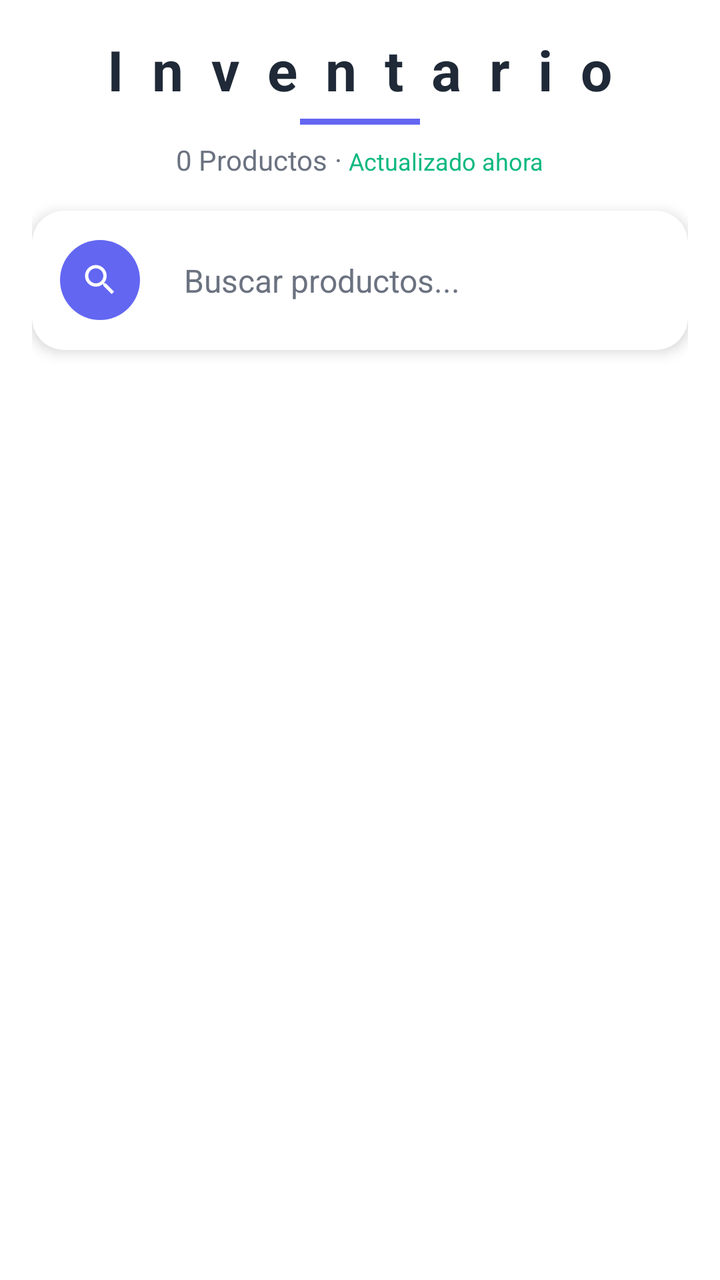
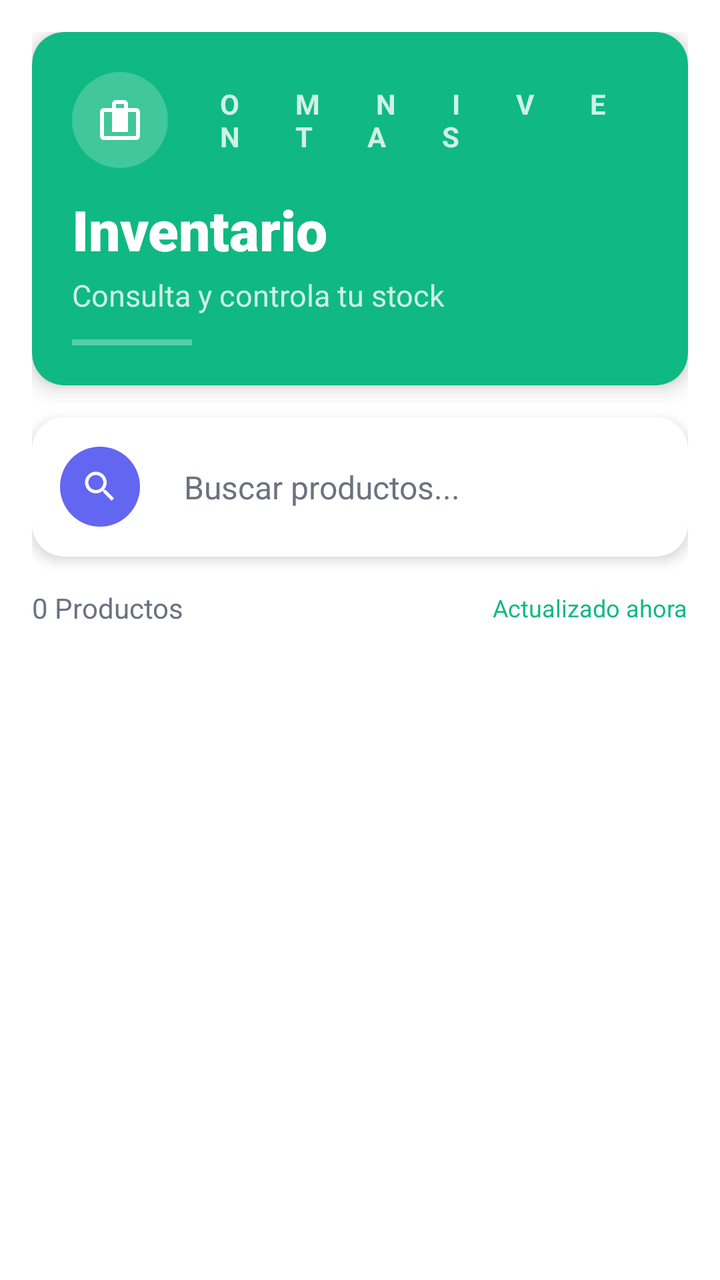

Screens rendered from an Android XML layout before and after an edit, with the pre-edit source and the edit as a unified diff.
<!-- AndroidManifest.xml: application theme Theme.OmniVentas -->
<!-- res/layout/fragment_inventario.xml -->
<?xml version="1.0" encoding="utf-8"?>
<LinearLayout xmlns:android="http://schemas.android.com/apk/res/android"
    xmlns:app="http://schemas.android.com/apk/res-auto"
    android:layout_width="match_parent"
    android:layout_height="match_parent"
    android:orientation="vertical"
    android:background="@color/white"
    android:padding="16dp">

    
    <LinearLayout
        android:layout_width="match_parent"
        android:layout_height="wrap_content"
        android:orientation="vertical"
        android:gravity="center_horizontal"
        android:layout_marginBottom="16dp">

        <TextView
            android:layout_width="wrap_content"
            android:layout_height="wrap_content"
            android:text="@string/inventario_titulo"
            android:textSize="28sp"
            android:textStyle="bold"
            android:textColor="@color/dark"
            android:fontFamily="sans-serif"
            android:letterSpacing="0.5" />

        <View
            android:layout_width="60dp"
            android:layout_height="3dp"
            android:background="@color/primary"
            android:layout_marginTop="6dp" />

        <LinearLayout
            android:layout_width="wrap_content"
            android:layout_height="wrap_content"
            android:orientation="horizontal"
            android:layout_marginTop="8dp">

            <TextView
                android:id="@+id/tv_stats_products"
                android:layout_width="wrap_content"
                android:layout_height="wrap_content"
                android:text="0 Productos"
                android:textSize="14sp"
                android:textColor="@color/gray" />

            <TextView
                android:layout_width="wrap_content"
                android:layout_height="wrap_content"
                android:text=" · "
                android:textSize="14sp"
                android:textColor="@color/gray" />

            <TextView
                android:id="@+id/tv_updated_now"
                android:layout_width="wrap_content"
                android:layout_height="wrap_content"
                android:text="Actualizado ahora"
                android:textSize="12sp"
                android:textColor="@color/success" />
        </LinearLayout>
    </LinearLayout>

    
    <com.google.android.material.card.MaterialCardView
        android:layout_width="match_parent"
        android:layout_height="wrap_content"
        app:cardCornerRadius="16dp"
        app:cardElevation="4dp"
        app:cardBackgroundColor="@color/white"
        android:layout_marginBottom="16dp">

        <LinearLayout
            android:layout_width="match_parent"
            android:layout_height="wrap_content"
            android:orientation="horizontal"
            android:padding="14dp"
            android:gravity="center_vertical">

            <FrameLayout
                android:layout_width="40dp"
                android:layout_height="40dp"
                android:background="@drawable/bg_scan">
                <ImageView
                    android:layout_width="20dp"
                    android:layout_height="20dp"
                    android:src="@drawable/ic_search"
                    android:tint="@color/white"
                    android:layout_gravity="center" />
            </FrameLayout>

            <EditText
                android:id="@+id/et_search_inventario"
                android:layout_width="0dp"
                android:layout_height="wrap_content"
                android:layout_weight="1"
                android:hint="Buscar productos..."
                android:background="@android:color/transparent"
                android:padding="10dp"
                android:textSize="16sp"
                android:textColor="@color/dark"
                android:textColorHint="@color/gray"
                android:layout_marginStart="12dp" />
        </LinearLayout>
    </com.google.android.material.card.MaterialCardView>

    
    <HorizontalScrollView
        android:layout_width="match_parent"
        android:layout_height="wrap_content"
        android:scrollbars="none"
        android:layout_marginBottom="12dp">

        <LinearLayout
            android:id="@+id/ll_filtros_categoria"
            android:layout_width="wrap_content"
            android:layout_height="wrap_content"
            android:orientation="horizontal" />
    </HorizontalScrollView>

    
    <androidx.recyclerview.widget.RecyclerView
        android:id="@+id/rv_inventario"
        android:layout_width="match_parent"
        android:layout_height="0dp"
        android:layout_weight="1"
        android:paddingHorizontal="4dp"
        android:paddingBottom="8dp"
        android:clipToPadding="false" />

    
    <TextView
        android:id="@+id/tv_inventario_vacio"
        android:layout_width="match_parent"
        android:layout_height="match_parent"
        android:text="@string/inventario_vacio"
        android:textSize="14sp"
        android:textColor="@color/gray"
        android:gravity="center"
        android:padding="32dp"
        android:visibility="gone" />

</LinearLayout>
<!-- resources referenced by this layout -->
<resources>
  <color name="dark">#1F2937</color>
  <color name="gray">#6B7280</color>
  <color name="primary">#6366F1</color>
  <color name="success">#10B981</color>
  <color name="white">#FFFFFF</color>
  <!-- drawable bg_scan (drawable) -->
  <?xml version="1.0" encoding="utf-8"?>
  <shape xmlns:android="http://schemas.android.com/apk/res/android"
      android:shape="oval">
      <solid android:color="@color/primary" />
  </shape>
  <!-- drawable ic_search (drawable) -->
  <?xml version="1.0" encoding="utf-8"?>
  <vector xmlns:android="http://schemas.android.com/apk/res/android"
      android:width="24dp"
      android:height="24dp"
      android:viewportWidth="24"
      android:viewportHeight="24">
      <path
          android:fillColor="@color/gray"
          android:pathData="M15.5,14h-0.79l-0.28,-0.27C15.41,12.59 16,11.11 16,9.5 16,5.91 13.09,3 9.5,3S3,5.91 3,9.5 5.91,16 9.5,16c1.61,0 3.09,-0.59 4.23,-1.57l0.27,0.28v0.79l5,4.99L20.49,19l-4.99,-5zM9.5,14C7.01,14 5,11.99 5,9.5S7.01,5 9.5,5 14,7.01 14,9.5 11.99,14 9.5,14z"/>
  </vector>
  <string name="inventario_titulo">Inventario</string>
  <string name="inventario_vacio">No hay productos en el inventario</string>
  <style name="Theme.OmniVentas" parent="Theme.MaterialComponents.DayNight.NoActionBar">
          <item name="colorPrimary">@color/primary</item>
          <item name="colorPrimaryVariant">@color/primary_dark</item>
          <item name="colorOnPrimary">@color/white</item>
          <item name="colorSecondary">@color/secondary</item>
          <item name="colorOnSecondary">@color/white</item>
          <item name="android:statusBarColor">@color/primary_dark</item>
          <item name="android:windowBackground">@color/light_gray</item>
          <item name="android:windowAnimationStyle">@style/Animation.Activity</item>
      </style>
  <color name="primary_dark">#4F46E5</color>
  <color name="secondary">#8B5CF6</color>
  <color name="light_gray">#F3F4F6</color>
  <style name="Animation.Activity" parent="@android:style/Animation.Activity">
          <item name="android:activityOpenEnterAnimation">@anim/fade_in</item>
          <item name="android:activityCloseExitAnimation">@anim/fade_out</item>
      </style>
</resources>

<!-- the commit's change to res/layout/fragment_inventario.xml (unified diff, before → after) -->
@@ -8,59 +8,77 @@
     android:padding="16dp">
 
     
-    <LinearLayout
+    <com.google.android.material.card.MaterialCardView
         android:layout_width="match_parent"
         android:layout_height="wrap_content"
-        android:orientation="vertical"
-        android:gravity="center_horizontal"
+        app:cardCornerRadius="16dp"
+        app:cardElevation="6dp"
+        app:cardBackgroundColor="@color/success"
         android:layout_marginBottom="16dp">
 
-        <TextView
-            android:layout_width="wrap_content"
+        <LinearLayout
+            android:layout_width="match_parent"
             android:layout_height="wrap_content"
-            android:text="@string/inventario_titulo"
-            android:textSize="28sp"
-            android:textStyle="bold"
-            android:textColor="@color/dark"
-            android:fontFamily="sans-serif"
-            android:letterSpacing="0.5" />
+            android:orientation="vertical"
+            android:padding="20dp">
 
-        <View
-            android:layout_width="60dp"
-            android:layout_height="3dp"
-            android:background="@color/primary"
-            android:layout_marginTop="6dp" />
+            <LinearLayout
+                android:layout_width="match_parent"
+                android:layout_height="wrap_content"
+                android:orientation="horizontal"
+                android:gravity="center_vertical">
 
-        <LinearLayout
-            android:layout_width="wrap_content"
-            android:layout_height="wrap_content"
-            android:orientation="horizontal"
-            android:layout_marginTop="8dp">
+                <FrameLayout
+                    android:layout_width="48dp"
+                    android:layout_height="48dp"
+                    android:background="@drawable/bg_avatar_white">
 
-            <TextView
-                android:id="@+id/tv_stats_products"
-                android:layout_width="wrap_content"
-                android:layout_height="wrap_content"
-                android:text="0 Productos"
-                android:textSize="14sp"
-                android:textColor="@color/gray" />
+                    <ImageView
+                        android:layout_width="24dp"
+                        android:layout_height="24dp"
+                        android:src="@drawable/ic_inventario"
+                        android:tint="@color/white"
+                        android:layout_gravity="center" />
+                </FrameLayout>
+
+                <TextView
+                    android:layout_width="0dp"
+                    android:layout_height="wrap_content"
+                    android:layout_weight="1"
+                    android:text="OMNIVENTAS"
+                    android:textSize="14sp"
+                    android:textStyle="bold"
+                    android:textColor="@color/white_alpha_80"
+                    android:letterSpacing="2"
+                    android:layout_marginStart="12dp" />
+            </LinearLayout>
 
             <TextView
                 android:layout_width="wrap_content"
                 android:layout_height="wrap_content"
-                android:text=" · "
-                android:textSize="14sp"
-                android:textColor="@color/gray" />
+                android:text="Inventario"
+                android:textSize="28sp"
+                android:textStyle="bold"
+                android:textColor="@color/white"
+                android:fontFamily="sans-serif-black"
+                android:layout_marginTop="12dp" />
 
             <TextView
-                android:id="@+id/tv_updated_now"
                 android:layout_width="wrap_content"
                 android:layout_height="wrap_content"
-                android:text="Actualizado ahora"
-                android:textSize="12sp"
-                android:textColor="@color/success" />
+                android:text="Consulta y controla tu stock"
+                android:textSize="15sp"
+                android:textColor="@color/white_alpha_80"
+                android:layout_marginTop="4dp" />
+
+            <View
+                android:layout_width="60dp"
+                android:layout_height="3dp"
+                android:background="@color/white"
+                android:layout_marginTop="12dp"
+                android:alpha="0.3" />
         </LinearLayout>
-    </LinearLayout>
+    </com.google.android.material.card.MaterialCardView>
 
     
     <com.google.android.material.card.MaterialCardView
@@ -106,6 +124,32 @@
     </com.google.android.material.card.MaterialCardView>
 
     
+    <LinearLayout
+        android:layout_width="match_parent"
+        android:layout_height="wrap_content"
+        android:orientation="horizontal"
+        android:gravity="center_vertical"
+        android:layout_marginBottom="12dp">
+
+        <TextView
+            android:id="@+id/tv_stats_products"
+            android:layout_width="0dp"
+            android:layout_height="wrap_content"
+            android:layout_weight="1"
+            android:text="0 Productos"
+            android:textSize="14sp"
+            android:textColor="@color/gray" />
+
+        <TextView
+            android:id="@+id/tv_updated_now"
+            android:layout_width="wrap_content"
+            android:layout_height="wrap_content"
+            android:text="Actualizado ahora"
+            android:textSize="12sp"
+            android:textColor="@color/success" />
+    </LinearLayout>
+
+    
     <HorizontalScrollView
         android:layout_width="match_parent"
         android:layout_height="wrap_content"
@@ -134,7 +178,7 @@
         android:id="@+id/tv_inventario_vacio"
         android:layout_width="match_parent"
         android:layout_height="match_parent"
-        android:text="@string/inventario_vacio"
+        android:text="No hay productos en el inventario"
         android:textSize="14sp"
         android:textColor="@color/gray"
         android:gravity="center"
<!-- resource entries referenced after the edit -->
@@ -2,15 +2,32 @@
 <resources>
   <color name="dark">#1F2937</color>
   <color name="gray">#6B7280</color>
-  <color name="primary">#6366F1</color>
   <color name="success">#10B981</color>
   <color name="white">#FFFFFF</color>
+  <color name="white_alpha_80">#CCFFFFFF</color>
+  <!-- drawable bg_avatar_white (drawable) -->
+  <?xml version="1.0" encoding="utf-8"?>
+  <shape xmlns:android="http://schemas.android.com/apk/res/android"
+      android:shape="oval">
+      <solid android:color="@color/white_alpha_20" />
+  </shape>
   <!-- drawable bg_scan (drawable) -->
   <?xml version="1.0" encoding="utf-8"?>
   <shape xmlns:android="http://schemas.android.com/apk/res/android"
       android:shape="oval">
       <solid android:color="@color/primary" />
   </shape>
+  <!-- drawable ic_inventario (drawable) -->
+  <?xml version="1.0" encoding="utf-8"?>
+  <vector xmlns:android="http://schemas.android.com/apk/res/android"
+      android:width="24dp"
+      android:height="24dp"
+      android:viewportWidth="24"
+      android:viewportHeight="24">
+      <path
+          android:fillColor="#000000"
+          android:pathData="M20,6h-4V4c0,-1.1 -0.9,-2 -2,-2h-4C8.9,2 8,2.9 8,4v2H4c-1.1,0 -2,0.9 -2,2v12c0,1.1 0.9,2 2,2h16c1.1,0 2,-0.9 2,-2V8c0,-1.1 -0.9,-2 -2,-2zM10,4h4v2h-4V4zM4,20V8h4v10h8V8h4v12H4z"/>
+  </vector>
   <!-- drawable ic_search (drawable) -->
   <?xml version="1.0" encoding="utf-8"?>
   <vector xmlns:android="http://schemas.android.com/apk/res/android"
@@ -22,8 +39,6 @@
           android:fillColor="@color/gray"
           android:pathData="M15.5,14h-0.79l-0.28,-0.27C15.41,12.59 16,11.11 16,9.5 16,5.91 13.09,3 9.5,3S3,5.91 3,9.5 5.91,16 9.5,16c1.61,0 3.09,-0.59 4.23,-1.57l0.27,0.28v0.79l5,4.99L20.49,19l-4.99,-5zM9.5,14C7.01,14 5,11.99 5,9.5S7.01,5 9.5,5 14,7.01 14,9.5 11.99,14 9.5,14z"/>
   </vector>
-  <string name="inventario_titulo">Inventario</string>
-  <string name="inventario_vacio">No hay productos en el inventario</string>
   <style name="Theme.OmniVentas" parent="Theme.MaterialComponents.DayNight.NoActionBar">
           <item name="colorPrimary">@color/primary</item>
           <item name="colorPrimaryVariant">@color/primary_dark</item>
@@ -34,6 +49,8 @@
           <item name="android:windowBackground">@color/light_gray</item>
           <item name="android:windowAnimationStyle">@style/Animation.Activity</item>
       </style>
+  <color name="white_alpha_20">#33FFFFFF</color>
+  <color name="primary">#6366F1</color>
   <color name="primary_dark">#4F46E5</color>
   <color name="secondary">#8B5CF6</color>
   <color name="light_gray">#F3F4F6</color>
